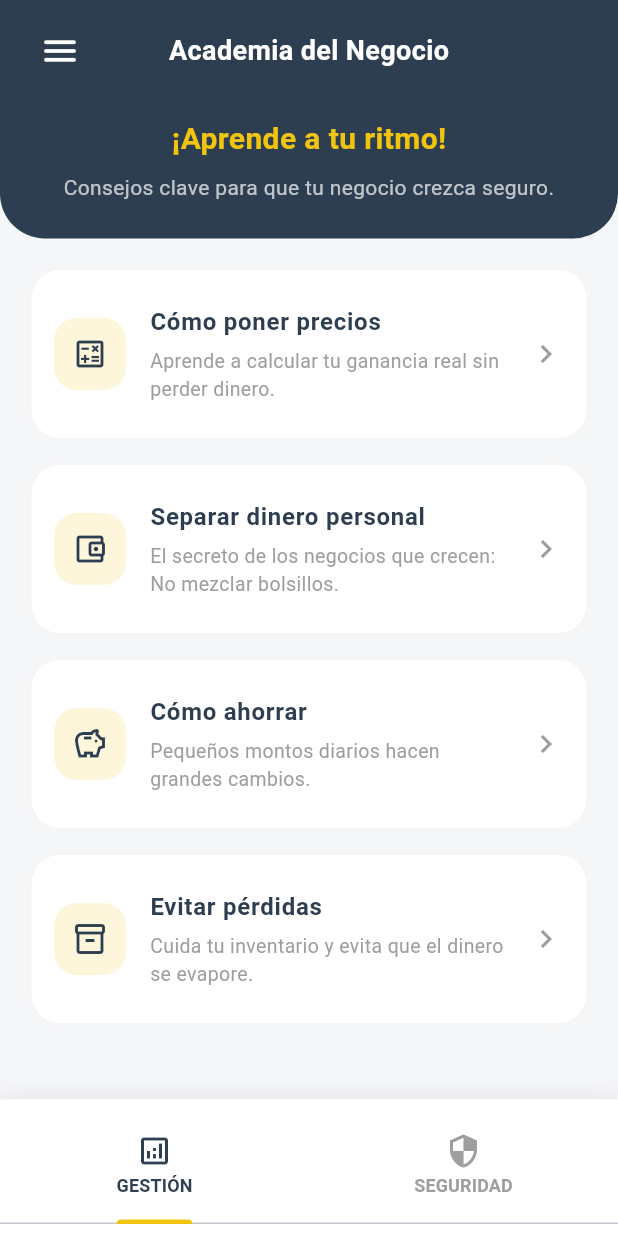
After one commit to ezeJona/finance_app, a Flutter app: the EducationalView screen opened directly, on a phone screen of 412 x 824 dp. The commit adds this screen. Run offline on Flutter 3.47's test engine with Material 3 defaults, Android fonts, the phone set to English and light mode, and no system bars; our stand-ins replace cached_network_image, connectivity_plus, flutter_hooks, flutter_local_notifications, hive, hive_flutter and 7 more; missing offline and left inert: excel; accounts and stored records are empty.

Commit message:
Add Academy mode

```diff
--- /dev/null
+++ b/lib/models/educational_content.dart
@@ -0,0 +1,168 @@
+import 'package:flutter/material.dart';
+
+enum EducationalCategory { finance, security }
+
+class EducationalModule {
+  final String id;
+  final EducationalCategory category;
+  final String title;
+  final IconData icon;
+  final String shortDescription;
+  final List<EducationalPoint> content;
+
+  EducationalModule({
+    required this.id,
+    required this.category,
+    required this.title,
+    required this.icon,
+    required this.shortDescription,
+    required this.content,
+  });
+}
+
+class EducationalPoint {
+  final String title;
+  final String body;
+  final bool isAlert;
+
+  EducationalPoint({
+    required this.title,
+    required this.body,
+    this.isAlert = false,
+  });
+}
+
+final List<EducationalModule> educationalModules = [
+  // --- FINANZAS ---
+  EducationalModule(
+    id: 'f1',
+    category: EducationalCategory.finance,
+    title: 'Cómo poner precios',
+    icon: Icons.calculate_outlined,
+    shortDescription: 'Aprende a calcular tu ganancia real sin perder dinero.',
+    content: [
+      EducationalPoint(
+        title: 'La Fórmula Maestra',
+        body: 'Para ganar dinero, tu precio debe cubrir: Costo del producto + Gastos (luz, transporte) + Tu Ganancia.',
+      ),
+      EducationalPoint(
+        title: 'El error de competir solo por precio',
+        body: 'Si bajas mucho tus precios para ganarle al vecino, podrías terminar trabajando gratis o perdiendo dinero. Diferénciate por tu servicio.',
+        isAlert: true,
+      ),
+    ],
+  ),
+  EducationalModule(
+    id: 'f2',
+    category: EducationalCategory.finance,
+    title: 'Separar dinero personal',
+    icon: Icons.account_balance_wallet_outlined,
+    shortDescription: 'El secreto de los negocios que crecen: No mezclar bolsillos.',
+    content: [
+      EducationalPoint(
+        title: 'Ponte un Salario',
+        body: 'Asígnate un pago fijo semanal o mensual. Ese es tu dinero para gastos de casa. El resto pertenece al negocio.',
+      ),
+      EducationalPoint(
+        title: 'La Caja es Sagrada',
+        body: 'Nunca saques dinero de la caja para comprar comida del hogar o pagar deudas personales. Si lo haces, tu negocio nunca tendrá capital para resurtir.',
+        isAlert: true,
+      ),
+    ],
+  ),
+  EducationalModule(
+    id: 'f3',
+    category: EducationalCategory.finance,
+    title: 'Cómo ahorrar',
+    icon: Icons.savings_outlined,
+    shortDescription: 'Pequeños montos diarios hacen grandes cambios.',
+    content: [
+      EducationalPoint(
+        title: 'Regla del 5% o 10%',
+        body: 'Guarda un pequeño porcentaje de tus ventas diarias en un lugar separado. Úsalo solo para emergencias o para invertir en más mercancía.',
+      ),
+    ],
+  ),
+  EducationalModule(
+    id: 'f4',
+    category: EducationalCategory.finance,
+    title: 'Evitar pérdidas',
+    icon: Icons.inventory_2_outlined,
+    shortDescription: 'Cuida tu inventario y evita que el dinero se evapore.',
+    content: [
+      EducationalPoint(
+        title: 'Control de Mermas',
+        body: 'Revisa fechas de vencimiento semanalmente. Lo que está por vencer, ponlo en oferta para recuperar al menos el costo.',
+      ),
+      EducationalPoint(
+        title: 'Usa esta App',
+        body: 'Llevar el inventario al día aquí te permite saber exactamente qué tienes y qué te falta, evitando compras innecesarias.',
+      ),
+    ],
+  ),
+
+  // --- SEGURIDAD ---
+  EducationalModule(
+    id: 's1',
+    category: EducationalCategory.security,
+    title: 'Evitar estafas',
+    icon: Icons.gpp_maybe_outlined,
+    shortDescription: 'Identifica clientes sospechosos antes de que sea tarde.',
+    content: [
+      EducationalPoint(
+        title: 'Presión por rapidez',
+        body: 'Si un cliente te apura demasiado para que le entregues mercancía sin verificar el pago, ¡Cuidado! Es la técnica favorita de los estafadores.',
+        isAlert: true,
+      ),
+    ],
+  ),
+  EducationalModule(
+    id: 's2',
+    category: EducationalCategory.security,
+    title: 'Contraseñas seguras',
+    icon: Icons.password_outlined,
+    shortDescription: 'Protege tu acceso y el de tu negocio.',
+    content: [
+      EducationalPoint(
+        title: 'No uses fechas obvias',
+        body: 'Evita usar tu fecha de nacimiento o nombres de tus hijos. Son fáciles de adivinar.',
+      ),
+      EducationalPoint(
+        title: 'Usa frases cortas',
+        body: 'Es más fácil recordar "MiCafeEsRico1" que una palabra suelta. Mezcla mayúsculas y números.',
+      ),
+    ],
+  ),
+  EducationalModule(
+    id: 's3',
+    category: EducationalCategory.security,
+    title: 'Fraudes por WhatsApp',
+    icon: Icons.message_outlined,
+    shortDescription: 'No confíes en todo lo que recibes en tu celular.',
+    content: [
+      EducationalPoint(
+        title: 'Capturas de pantalla falsas',
+        body: 'Muchos estafadores mandan fotos editadas de transferencias de bancos (BAC, LAFISE, Banpro).',
+        isAlert: true,
+      ),
+      EducationalPoint(
+        title: 'Regla de Oro del Pago',
+        body: 'NUNCA entregues mercancía hasta que tú mismo entres a tu aplicación bancaria y confirmes que el dinero YA está en tu cuenta. No confíes en el comprobante que te manden.',
+        isAlert: true,
+      ),
+    ],
+  ),
+  EducationalModule(
+    id: 's4',
+    category: EducationalCategory.security,
+    title: 'Cuentas falsas',
+    icon: Icons.no_accounts_outlined,
+    shortDescription: 'Proveedores y clientes que no son quienes dicen ser.',
+    content: [
+      EducationalPoint(
+        title: 'Verifica el perfil',
+        body: 'Si un proveedor te contacta de la nada con precios "demasiado buenos para ser verdad", revisa sus fotos y comentarios. Si el perfil es nuevo, probablemente sea falso.',
+      ),
+    ],
+  ),
+];
--- /dev/null
+++ b/lib/pages/academy/educational_view.dart
@@ -0,0 +1,181 @@
+import 'package:flutter/material.dart';
+import '../../models/educational_content.dart';
+import '../../widgets/app_drawer.dart';
+import 'module_detail_view.dart';
+
+class EducationalView extends StatelessWidget {
+  const EducationalView({super.key});
+
+  static const Color primaryYellow = Color(0xFFF1C40F);
+  static const Color darkNavy = Color(0xFF2C3E50);
+
+  @override
+  Widget build(BuildContext context) {
+    final double statusBarHeight = MediaQuery.of(context).padding.top;
+
+    return DefaultTabController(
+      length: 2,
+      child: Scaffold(
+        backgroundColor: const Color(0xFFF5F6F8),
+        drawer: const AppDrawer(),
+        body: Column(
+          children: [
+            // Header Único de la Academia con Botón de Menú
+            Container(
+              width: double.infinity,
+              padding: EdgeInsets.only(
+                top: statusBarHeight + 10,
+                left: 16,
+                right: 16,
+                bottom: 24
+              ),
+              decoration: const BoxDecoration(
+                color: darkNavy,
+                borderRadius: BorderRadius.only(
+                  bottomLeft: Radius.circular(30),
+                  bottomRight: Radius.circular(30),
+                ),
+              ),
+              child: Column(
+                children: [
+                  Row(
+                    mainAxisAlignment: MainAxisAlignment.spaceBetween,
+                    children: [
+                      Builder(
+                        builder: (context) => IconButton(
+                          icon: const Icon(Icons.menu_rounded, color: Colors.white, size: 28),
+                          onPressed: () => Scaffold.of(context).openDrawer(),
+                        ),
+                      ),
+                      const Text(
+                        "Academia del Negocio",
+                        style: TextStyle(
+                          color: Colors.white,
+                          fontWeight: FontWeight.bold,
+                          fontSize: 18
+                        ),
+                      ),
+                      const SizedBox(width: 48), // Espacio para equilibrar el botón de menú
+                    ],
+                  ),
+                  const SizedBox(height: 20),
+                  const Text(
+                    "¡Aprende a tu ritmo!",
+                    style: TextStyle(
+                      color: primaryYellow,
+                      fontWeight: FontWeight.bold,
+                      fontSize: 20
+                    ),
+                  ),
+                  const SizedBox(height: 8),
+                  const Text(
+                    "Consejos clave para que tu negocio crezca seguro.",
+                    textAlign: TextAlign.center,
+                    style: TextStyle(
+                      color: Colors.white70,
+                      fontSize: 14,
+                      height: 1.4
+                    ),
+                  ),
+                ],
+              ),
+            ),
+
+            // Contenido de las pestañas
+            Expanded(
+              child: TabBarView(
+                children: [
+                  _buildModuleList(EducationalCategory.finance),
+                  _buildModuleList(EducationalCategory.security),
+                ],
+              ),
+            ),
+          ],
+        ),
+        bottomNavigationBar: Container(
+          decoration: BoxDecoration(
+            color: Colors.white,
+            boxShadow: [
+              BoxShadow(
+                color: Colors.black.withOpacity(0.05),
+                blurRadius: 10,
+                offset: const Offset(0, -5),
+              ),
+            ],
+          ),
+          child: const SafeArea(
+            child: TabBar(
+              labelColor: darkNavy,
+              unselectedLabelColor: Colors.grey,
+              indicatorColor: primaryYellow,
+              indicatorWeight: 3,
+              labelStyle: TextStyle(fontWeight: FontWeight.bold, fontSize: 12),
+              padding: EdgeInsets.symmetric(vertical: 8),
+              tabs: [
+                Tab(
+                  icon: Icon(Icons.analytics_outlined),
+                  text: "GESTIÓN",
+                ),
+                Tab(
+                  icon: Icon(Icons.security_outlined),
+                  text: "SEGURIDAD",
+                ),
+              ],
+            ),
+          ),
+        ),
+      ),
+    );
+  }
+
+  Widget _buildModuleList(EducationalCategory category) {
+    final modules = educationalModules.where((m) => m.category == category).toList();
+
+    return ListView.builder(
+      padding: const EdgeInsets.fromLTRB(20, 20, 20, 40),
+      itemCount: modules.length,
+      itemBuilder: (context, index) {
+        final module = modules[index];
+        return Card(
+          elevation: 0,
+          margin: const EdgeInsets.only(bottom: 16),
+          shape: RoundedRectangleBorder(
+            borderRadius: BorderRadius.circular(20),
+            side: BorderSide(color: Colors.grey.withOpacity(0.1)),
+          ),
+          child: ListTile(
+            contentPadding: const EdgeInsets.all(16),
+            leading: Container(
+              padding: const EdgeInsets.all(12),
+              decoration: BoxDecoration(
+                color: primaryYellow.withOpacity(0.15),
+                borderRadius: BorderRadius.circular(15),
+              ),
+              child: Icon(module.icon, color: darkNavy),
+            ),
+            title: Text(
+              module.title,
+              style: const TextStyle(fontWeight: FontWeight.bold, color: darkNavy),
+            ),
+            subtitle: Padding(
+              padding: const EdgeInsets.only(top: 4.0),
+              child: Text(
+                module.shortDescription,
+                style: const TextStyle(fontSize: 13, color: Colors.grey),
+              ),
+            ),
+            trailing: const Icon(Icons.chevron_right, color: Colors.grey),
+            onTap: () {
+              Navigator.push(
+                context,
+                MaterialPageRoute(
+                  builder: (context) => ModuleDetailView(module: module),
+                ),
+              );
+            },
+          ),
+        );
+      },
+    );
+  }
+}
```
Also changed, not shown: lib/pages/academy/module_detail_view.dart (added, +135 -0 lines), lib/widgets/app_drawer.dart (+19 -9 lines).
